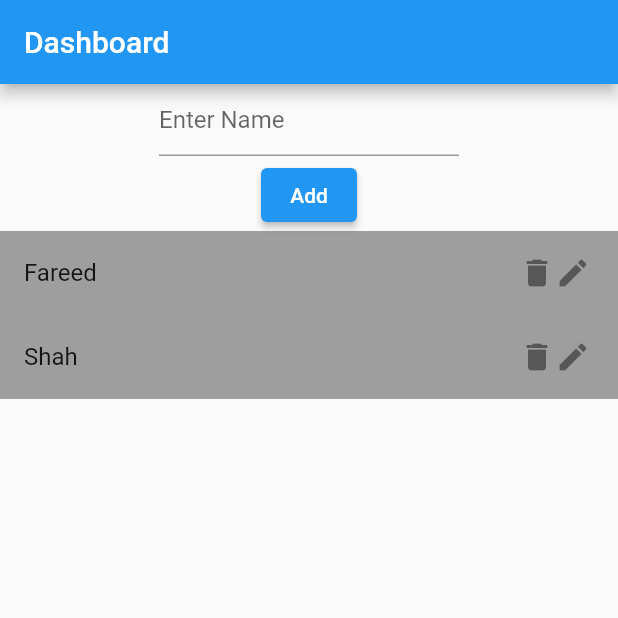
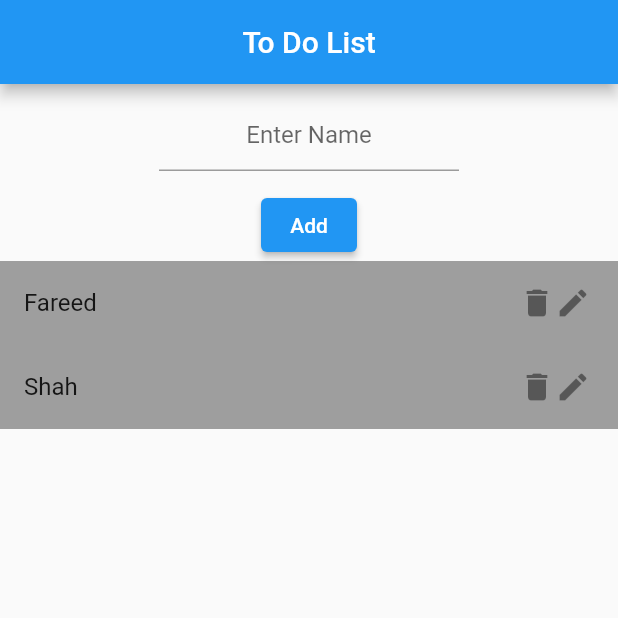
Before and after one commit to Fareed-Shah/Flutter_ToDoApp, a Flutter app: the screen it shows after launch, on a phone screen of 412 x 824 dp, the top half of it. Run offline on Flutter 3.47's test engine with Material 2 defaults, Android fonts, the phone set to English and light mode, and no system bars.

```diff
--- a/lib/dashboard.dart
+++ b/lib/dashboard.dart
@@ -14,7 +14,7 @@ class _DashboardState extends State<Dashboard> {
   @override
   Widget build(BuildContext context) {
    return Scaffold(
-    appBar: AppBar(title: Text('Dashboard'),),
+    appBar: AppBar(title: Text('To Do List'),centerTitle: true,),
 
     body:
     Center(
@@ -22,11 +22,14 @@ class _DashboardState extends State<Dashboard> {
 
         children: [
           Container(
+            margin: EdgeInsets.all(10),
             height: 50,
             width: 200,
             child: TextField(
+              textAlign: TextAlign.center,
               decoration: InputDecoration(
-                hintText: 'Enter Name',
+
+                hintText: 'Enter Name'
               ),
             )),
             ElevatedButton(onPressed: (){}, child: Text('Add')),
```
Also changed, not shown: lib/splash_Scrren.dart (+1 -7 lines).
